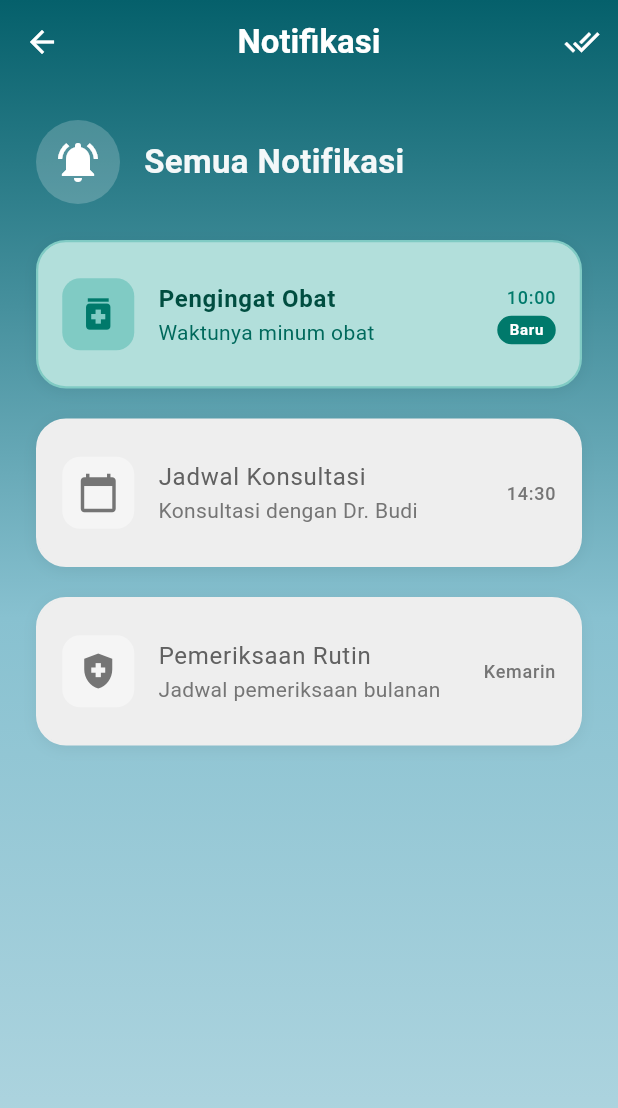
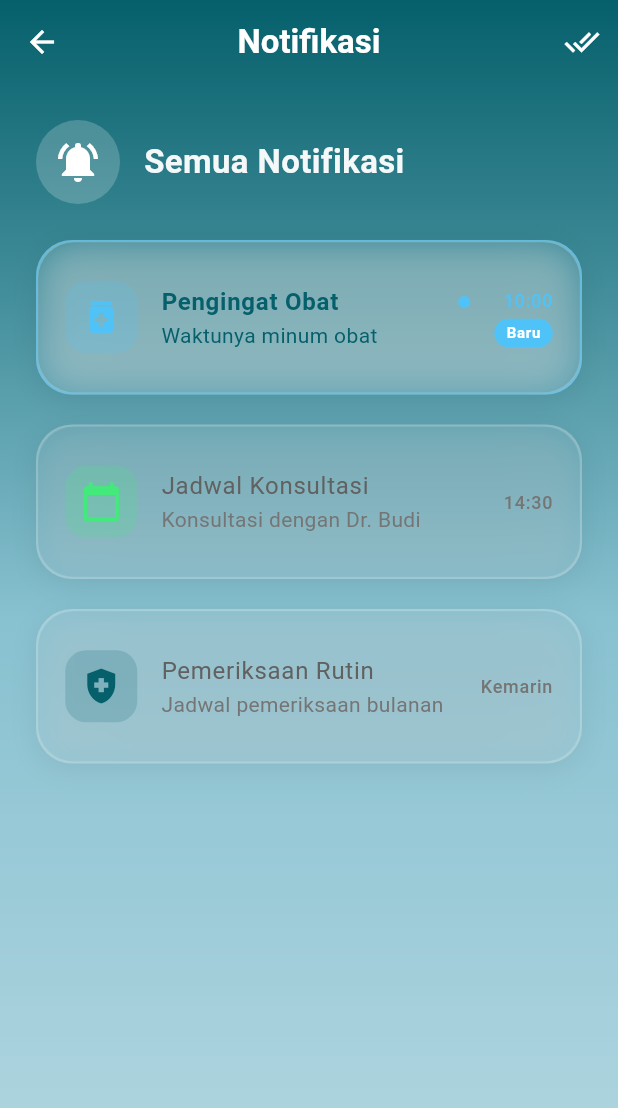
Before and after one commit to pataanggs/lifecareplus, a Flutter app: the NotificationsScreen screen opened directly, on a phone screen of 412 x 824 dp. Shown: the top 1108 px of the screen. Run offline on Flutter 3.47's test engine with Material 3 defaults, Android fonts, the light colour scheme and no system bars; drawn by our look-alikes of flutter_animate; our stand-ins replace bloc, cached_network_image, cloud_firestore, equatable, firebase_auth, firebase_core and 14 more; accounts and stored records are empty; Roboto replaces fonts that are missing (Arial).

Commit message:
fix notification screen

```diff
--- a/lib/screens/notifications/notifications_screen.dart
+++ b/lib/screens/notifications/notifications_screen.dart
@@ -1,3 +1,5 @@
+import 'dart:ui';
+
 import 'package:flutter/material.dart';
 import 'package:flutter/services.dart';
 import 'package:flutter_animate/flutter_animate.dart';
@@ -44,12 +46,19 @@ class _NotificationsScreenState extends State<NotificationsScreen> {
   Widget build(BuildContext context) {
     return Scaffold(
       extendBodyBehindAppBar: true,
-      appBar: AppBar(
+      appBar: PreferredSize(
+        preferredSize: const Size.fromHeight(kToolbarHeight),
+        child: SafeArea(
+          bottom: false,
+          child: AppBar(
             backgroundColor: Colors.transparent,
             elevation: 0,
             title: const Text(
               'Notifikasi',
-          style: TextStyle(color: Colors.white, fontWeight: FontWeight.bold),
+              style: TextStyle(
+                color: Colors.white,
+                fontWeight: FontWeight.bold,
+              ),
             ),
             centerTitle: true,
             iconTheme: const IconThemeData(color: Colors.white),
@@ -60,6 +69,8 @@ class _NotificationsScreenState extends State<NotificationsScreen> {
                 onPressed: _markAllAsRead,
               ),
             ],
+          ),
+        ),
       ),
       body: Stack(
         children: [
@@ -193,12 +204,16 @@ class _NotificationsScreenState extends State<NotificationsScreen> {
   }
 
   Widget _buildNotificationCard(NotificationItem notification, int index) {
-    final Color accent =
-        notification.isRead ? Colors.grey.shade200 : Colors.teal.shade100;
-    final Color iconBg =
-        notification.isRead ? Colors.grey.shade100 : Colors.teal.shade200;
-    final Color iconColor =
-        notification.isRead ? Colors.grey.shade600 : Colors.teal.shade700;
+    final bool isUnread = !notification.isRead;
+    final Color cardColor =
+        isUnread
+            ? Colors.white.withOpacity(0.35)
+            : Colors.white.withOpacity(0.18);
+    final Color borderColor =
+        isUnread
+            ? const Color(0xFF4FC3F7).withOpacity(0.5)
+            : Colors.white.withOpacity(0.12);
+
     return Dismissible(
       key: Key(notification.id),
       direction: DismissDirection.endToStart,
@@ -207,7 +222,7 @@ class _NotificationsScreenState extends State<NotificationsScreen> {
         padding: const EdgeInsets.only(right: 24),
         decoration: BoxDecoration(
           color: Colors.red.shade100,
-          borderRadius: BorderRadius.circular(20),
+          borderRadius: BorderRadius.circular(24),
         ),
         child: Icon(Icons.delete_outline, color: Colors.red.shade700, size: 32),
       ),
@@ -217,55 +232,73 @@ class _NotificationsScreenState extends State<NotificationsScreen> {
         child: Container(
           margin: const EdgeInsets.only(bottom: 20),
           decoration: BoxDecoration(
-            color: accent,
-            borderRadius: BorderRadius.circular(20),
+            color: cardColor,
+            borderRadius: BorderRadius.circular(24),
+            border: Border.all(color: borderColor, width: 1.5),
             boxShadow: [
               BoxShadow(
-                color: Colors.black.withOpacity(0.06),
-                blurRadius: 8,
-                offset: const Offset(0, 2),
+                color: Colors.black.withOpacity(0.07),
+                blurRadius: 16,
+                offset: const Offset(0, 4),
               ),
             ],
-            border: Border.all(
-              color:
-                  notification.isRead
-                      ? Colors.grey.shade200
-                      : Colors.teal.shade200,
-              width: 1.5,
           ),
-          ),
+          child: ClipRRect(
+            borderRadius: BorderRadius.circular(24),
+            child: BackdropFilter(
+              filter: ImageFilter.blur(sigmaX: 12, sigmaY: 12),
               child: ListTile(
                 contentPadding: const EdgeInsets.symmetric(
-              horizontal: 16,
-              vertical: 12,
+                  horizontal: 18,
+                  vertical: 14,
                 ),
                 leading: Container(
                   padding: const EdgeInsets.all(10),
                   decoration: BoxDecoration(
-                color: iconBg,
-                borderRadius: BorderRadius.circular(12),
+                    color: _getTypeColor(notification.type).withOpacity(0.18),
+                    borderRadius: BorderRadius.circular(14),
                   ),
-              child: Icon(notification.icon, color: iconColor, size: 28),
+                  child: Icon(
+                    notification.icon,
+                    color: _getTypeColor(notification.type),
+                    size: 28,
                   ),
-            title: Text(
+                ),
+                title: Row(
+                  children: [
+                    Expanded(
+                      child: Text(
                         notification.title,
                         style: TextStyle(
                           fontWeight:
-                    notification.isRead ? FontWeight.normal : FontWeight.bold,
+                              isUnread ? FontWeight.bold : FontWeight.normal,
                           color:
-                    notification.isRead
-                        ? Colors.grey.shade700
-                        : Colors.teal.shade900,
+                              isUnread
+                                  ? const Color(0xFF05606B)
+                                  : Colors.grey.shade700,
                           fontSize: 16,
                         ),
+                      ),
+                    ),
+                    if (isUnread)
+                      Container(
+                        margin: const EdgeInsets.only(left: 8),
+                        width: 8,
+                        height: 8,
+                        decoration: BoxDecoration(
+                          color: const Color(0xFF4FC3F7),
+                          shape: BoxShape.circle,
+                        ),
+                      ),
+                  ],
                 ),
                 subtitle: Text(
                   notification.subtitle,
                   style: TextStyle(
                     color:
-                    notification.isRead
-                        ? Colors.grey.shade600
-                        : Colors.teal.shade800,
+                        isUnread
+                            ? const Color(0xFF05606B)
+                            : Colors.grey.shade600,
                     fontSize: 14,
                   ),
                 ),
@@ -278,12 +311,12 @@ class _NotificationsScreenState extends State<NotificationsScreen> {
                       style: TextStyle(
                         fontSize: 12,
                         color:
-                        notification.isRead
-                            ? Colors.grey.shade600
-                            : Colors.teal.shade700,
+                            isUnread
+                                ? const Color(0xFF4FC3F7)
+                                : Colors.grey.shade600,
                       ),
                     ),
-                if (!notification.isRead)
+                    if (isUnread)
                       Container(
                         margin: const EdgeInsets.only(top: 4),
                         padding: const EdgeInsets.symmetric(
@@ -291,7 +324,7 @@ class _NotificationsScreenState extends State<NotificationsScreen> {
                           vertical: 2,
                         ),
                         decoration: BoxDecoration(
-                      color: Colors.teal.shade700,
+                          color: const Color(0xFF4FC3F7),
                           borderRadius: BorderRadius.circular(10),
                         ),
                         child: const Text(
@@ -308,7 +341,20 @@ class _NotificationsScreenState extends State<NotificationsScreen> {
               ),
             ),
           ),
+        ),
+      ),
     );
+  }
+
+  Color _getTypeColor(NotificationType type) {
+    switch (type) {
+      case NotificationType.medication:
+        return const Color(0xFF4FC3F7);
+      case NotificationType.appointment:
+        return const Color(0xFF43E97B);
+      case NotificationType.checkup:
+        return const Color(0xFF05606B);
+    }
   }
 
   void _handleNotificationTap(NotificationItem notification) {
```
Lines whose indentation alone changed are shown as unchanged.
